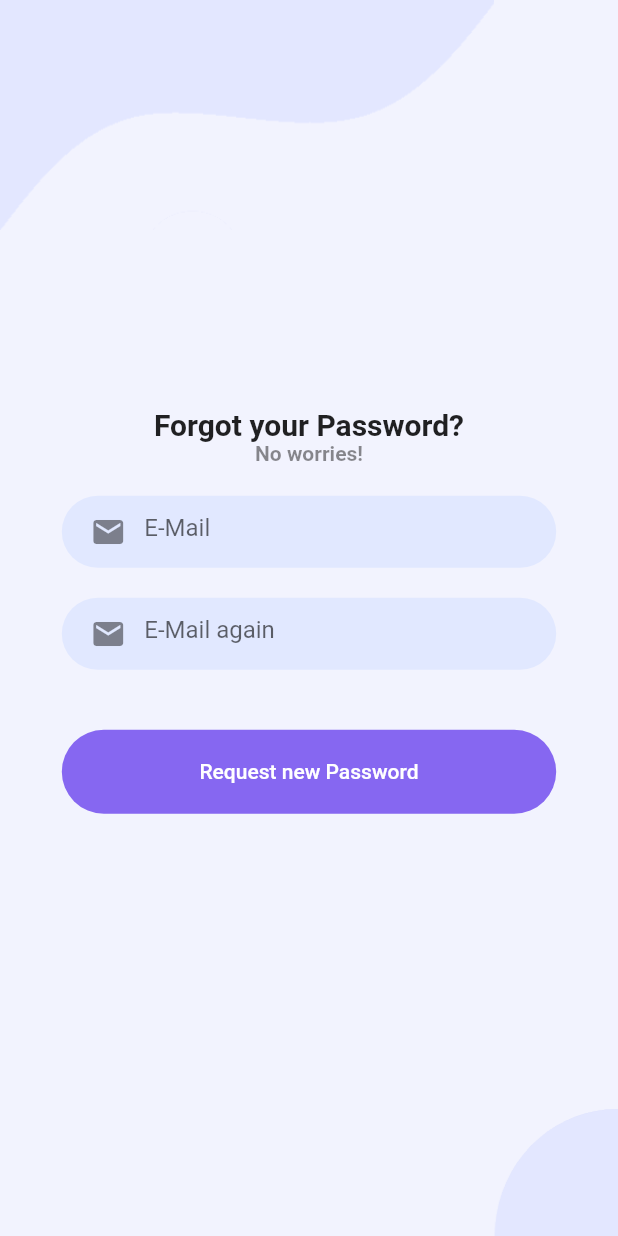
After one commit to PascalM13/tracking_app, a Flutter app: the LoginScreen screen opened by its route, after a tap on "Click here", on a phone screen of 412 x 824 dp. The commit adds this screen. Run offline on Flutter 3.47's test engine with Material 2 defaults, Android fonts, the phone set to English and light mode, and no system bars; our stand-ins replace flutter_secure_storage, flutter_svg; accounts and stored records are empty.

Commit message:
Forgot Password Screen

```diff
--- /dev/null
+++ b/lib/screens/auth/login_forgot_password_screen.dart
@@ -0,0 +1,22 @@
+import 'package:flutter/material.dart';
+import 'package:flutter/src/foundation/key.dart';
+import 'package:flutter/src/widgets/framework.dart';
+
+import '../../widgets/auth/login/login_forgot_password_body_widget.dart';
+
+class LoginForgotPasswordScreen extends StatefulWidget {
+  const LoginForgotPasswordScreen({Key? key}) : super(key: key);
+
+  @override
+  State<LoginForgotPasswordScreen> createState() =>
+      _LoginForgotPasswordScreenState();
+}
+
+class _LoginForgotPasswordScreenState extends State<LoginForgotPasswordScreen> {
+  @override
+  Widget build(BuildContext context) {
+    return const Scaffold(
+      body: LoginForgotPasswordBodyWidget(),
+    );
+  }
+}
--- a/lib/widgets/auth/login/login_body_widget.dart
+++ b/lib/widgets/auth/login/login_body_widget.dart
@@ -1,6 +1,7 @@
 import 'package:flutter/material.dart';
 import 'package:http/http.dart';
 import 'package:tracking_app/models/dto/login_dto.dart';
+import 'package:tracking_app/screens/auth/login_forgot_password_screen.dart';
 import 'package:tracking_app/screens/auth/register_screen.dart';
 import 'package:tracking_app/services/auth/login_service.dart';
 import 'package:tracking_app/theme/colors.dart';
@@ -86,6 +87,25 @@ class _LoginBodyWidgetState extends State<LoginBodyWidget> {
               inputController: _passwordController,
               keyboardtType: TextInputType.text,
               isPassword: true),
+          Row(
+            mainAxisAlignment: MainAxisAlignment.center,
+            children: <Widget>[
+              const Text("Forgot your Password?  ",
+                  style: TextStyle(color: accentColor, fontSize: 12)),
+              GestureDetector(
+                onTap: () {
+                  Navigator.push(context, MaterialPageRoute(builder: (context) {
+                    return const LoginForgotPasswordScreen();
+                  }));
+                },
+                child: const Text(
+                  "Click here",
+                  style: TextStyle(
+                      fontWeight: FontWeight.bold, color: accentColor),
+                ),
+              )
+            ],
+          ),
           const SizedBox(
             height: 30,
           ),
@@ -112,7 +132,7 @@ class _LoginBodyWidgetState extends State<LoginBodyWidget> {
                 ),
               )
             ],
-          )
+          ),
         ],
       ),
     ));
--- /dev/null
+++ b/lib/widgets/auth/login/login_forgot_password_background_widget.dart
@@ -0,0 +1,38 @@
+import 'package:flutter/material.dart';
+
+class LoginForgotPasswordBackgroundWidget extends StatelessWidget {
+  final Widget child;
+  const LoginForgotPasswordBackgroundWidget({Key? key, required this.child})
+      : super(key: key);
+
+  @override
+  Widget build(BuildContext context) {
+    Size size = MediaQuery.of(context).size;
+    return SizedBox(
+      width: double.infinity,
+      height: size.height,
+      child: Stack(
+        alignment: Alignment.center,
+        children: <Widget>[
+          Positioned(
+            top: 0,
+            left: 0,
+            child: Image.asset(
+              'assets/images/top_welcome_screen.png',
+              width: size.width * 0.8,
+            ),
+          ),
+          Positioned(
+            bottom: 0,
+            right: 0,
+            child: Image.asset(
+              'assets/images/bottom_welcome_screen.png',
+              width: size.width * 0.2,
+            ),
+          ),
+          child
+        ],
+      ),
+    );
+  }
+}
--- /dev/null
+++ b/lib/widgets/auth/login/login_forgot_password_body_widget.dart
@@ -0,0 +1,96 @@
+import 'package:flutter/material.dart';
+import 'package:tracking_app/screens/auth/login_screen.dart';
+import 'package:tracking_app/theme/colors.dart';
+import 'package:tracking_app/widgets/UI/input_fields/input_field_widget.dart';
+import 'package:tracking_app/widgets/UI/rounded_Button_widget.dart';
+import 'package:tracking_app/widgets/auth/login/login_forgot_password_background_widget.dart';
+
+class LoginForgotPasswordBodyWidget extends StatefulWidget {
+  const LoginForgotPasswordBodyWidget({Key? key}) : super(key: key);
+
+  @override
+  State<LoginForgotPasswordBodyWidget> createState() =>
+      _LoginForgotPasswordBodyWidgetState();
+}
+
+class _LoginForgotPasswordBodyWidgetState
+    extends State<LoginForgotPasswordBodyWidget> {
+  final _emailController = TextEditingController();
+  final _emailVerificationController = TextEditingController();
+
+  void _resetPassword() {
+    //TODO Check if Account with Email exists
+    //if (emailExists() != true) return;
+
+    //Check if email == emailVerification
+    if (_emailController.text != _emailVerificationController.text) {
+      ScaffoldMessenger.of(context).showSnackBar(SnackBar(
+        content: const Text("Both Emails need to be the same"),
+        backgroundColor: accentColor,
+        shape:
+            RoundedRectangleBorder(borderRadius: BorderRadius.circular(20.0)),
+        behavior: SnackBarBehavior.floating,
+      ));
+      return;
+    }
+    // TODO: Send a Request to change the password of the User
+    ScaffoldMessenger.of(context)
+      ..removeCurrentSnackBar()
+      ..showSnackBar(SnackBar(
+        content: const Text("A new Password has been sent to your Email!"),
+        backgroundColor: accentColor,
+        shape:
+            RoundedRectangleBorder(borderRadius: BorderRadius.circular(20.0)),
+        behavior: SnackBarBehavior.floating,
+        duration: const Duration(seconds: 10),
+      ));
+    Navigator.push(context, MaterialPageRoute(builder: (context) {
+      return const LoginScreen();
+    }));
+  }
+
+  @override
+  Widget build(BuildContext context) {
+    return LoginForgotPasswordBackgroundWidget(
+        child: SingleChildScrollView(
+      child: Column(
+        children: [
+          const Text("Forgot your Password?",
+              style: TextStyle(
+                  fontWeight: FontWeight.bold,
+                  color: Colors.black87,
+                  fontSize: 20)),
+          const Text("No worries!",
+              style: TextStyle(
+                  fontWeight: FontWeight.bold,
+                  color: Colors.black45,
+                  fontSize: 14)),
+          const SizedBox(
+            height: 20,
+          ),
+          InputFieldWidget(
+              hintText: 'E-Mail',
+              icon: Icons.email,
+              inputController: _emailController,
+              keyboardtType: TextInputType.emailAddress),
+          const SizedBox(
+            height: 20,
+          ),
+          InputFieldWidget(
+              hintText: 'E-Mail again',
+              icon: Icons.email,
+              inputController: _emailVerificationController,
+              keyboardtType: TextInputType.emailAddress),
+          const SizedBox(
+            height: 30,
+          ),
+          RoundedButtonWidget(
+              text: "Request new Password",
+              onPress: _resetPassword,
+              color: accentColor,
+              textColor: Colors.white)
+        ],
+      ),
+    ));
+  }
+}
```
